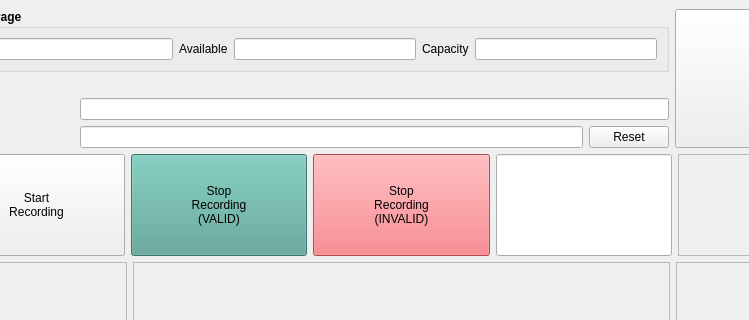
First picture: the form in examples/99_data_collector/client/ui_form.ui, repository RainbowRobotics/rby1a, before the edit; both pictures show x 248 to 997 and y 0 to 320 of the 1112 by 600 pixel window.
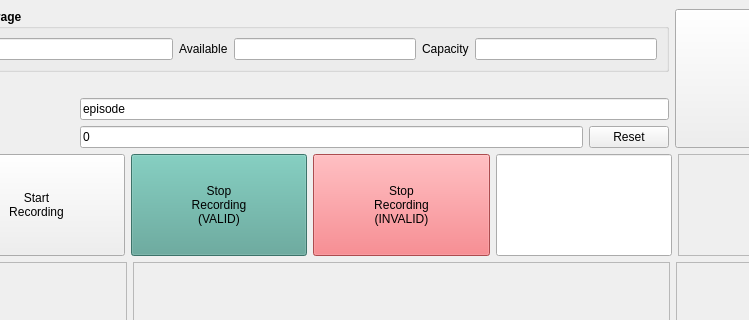
Second picture: the form after the edit.

What changed in the file:
```diff
--- a/examples/99_data_collector/client/ui_form.ui
+++ b/examples/99_data_collector/client/ui_form.ui
@@ -323,7 +323,11 @@
              </widget>
             </item>
             <item row="1" column="1" colspan="2">
-             <widget class="QLineEdit" name="LE_EpisodeName"/>
+             <widget class="QLineEdit" name="LE_EpisodeName">
+              <property name="text">
+               <string>episode</string>
+              </property>
+             </widget>
             </item>
             <item row="1" column="0">
              <widget class="QLabel" name="label_10">
@@ -333,7 +337,11 @@
              </widget>
             </item>
             <item row="2" column="1">
-             <widget class="QLineEdit" name="LE_EpisodeNumber"/>
+             <widget class="QLineEdit" name="LE_EpisodeNumber">
+              <property name="text">
+               <string>0</string>
+              </property>
+             </widget>
             </item>
             <item row="0" column="0" colspan="3">
              <widget class="QLabel" name="label_12">
```
